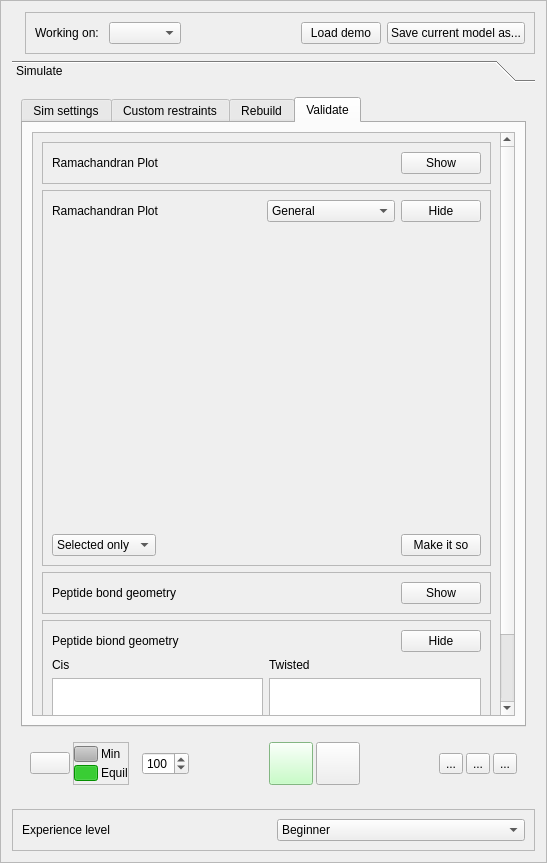
Before: the Qt Designer form isolde/src/IsoldeFrame.ui in tristanic/isolde, drawn with Qt 5.
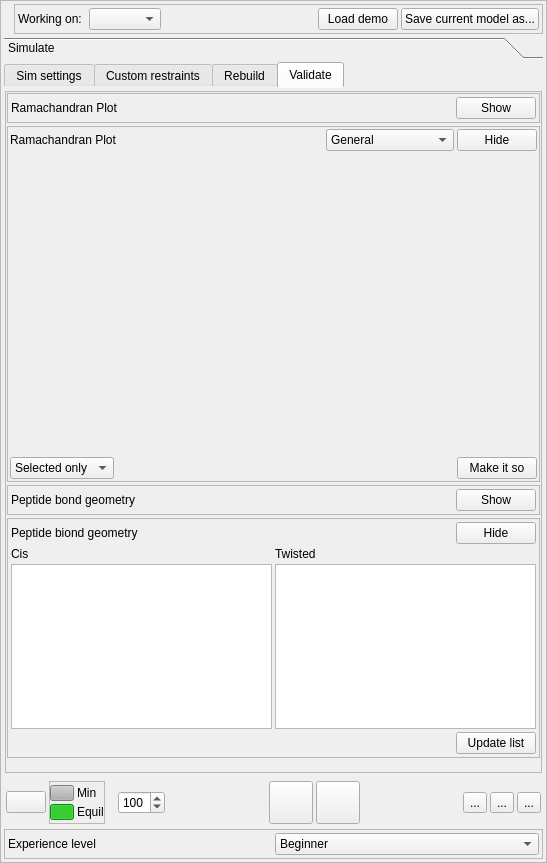
After: the same form once the commit is applied. The open tabs and pages were chosen to show the change. Icons and pictures are not drawn.

Commit message: Cosmetic changes to ISOLDE widget

The edit to the form file:
```diff
--- a/isolde/src/IsoldeFrame.ui
+++ b/isolde/src/IsoldeFrame.ui
@@ -20,6 +20,21 @@
    <enum>QFrame::Raised</enum>
   </property>
   <layout class="QVBoxLayout" name="verticalLayout_3">
+   <property name="spacing">
+    <number>3</number>
+   </property>
+   <property name="leftMargin">
+    <number>3</number>
+   </property>
+   <property name="topMargin">
+    <number>3</number>
+   </property>
+   <property name="rightMargin">
+    <number>3</number>
+   </property>
+   <property name="bottomMargin">
+    <number>3</number>
+   </property>
    <item>
     <layout class="QHBoxLayout" name="horizontalLayout_17">
      <property name="sizeConstraint">
@@ -62,6 +77,21 @@
         <enum>QFrame::Raised</enum>
        </property>
        <layout class="QHBoxLayout" name="horizontalLayout_29">
+        <property name="spacing">
+         <number>3</number>
+        </property>
+        <property name="leftMargin">
+         <number>3</number>
+        </property>
+        <property name="topMargin">
+         <number>3</number>
+        </property>
+        <property name="rightMargin">
+         <number>3</number>
+        </property>
+        <property name="bottomMargin">
+         <number>3</number>
+        </property>
         <item>
          <widget class="QLabel" name="label_32">
           <property name="text">
@@ -118,24 +148,48 @@
        <height>450</height>
       </size>
      </property>
+     <property name="styleSheet">
+      <string notr="true"/>
+     </property>
      <property name="currentIndex">
       <number>0</number>
      </property>
+     <property name="tabSpacing">
+      <number>3</number>
+     </property>
      <widget class="QWidget" name="_simulate_page">
       <property name="geometry">
        <rect>
         <x>0</x>
         <y>0</y>
-        <width>527</width>
-        <height>695</height>
+        <width>539</width>
+        <height>740</height>
        </rect>
       </property>
       <attribute name="label">
        <string>Simulate</string>
       </attribute>
       <layout class="QVBoxLayout" name="verticalLayout_2">
+       <property name="spacing">
+        <number>3</number>
+       </property>
+       <property name="leftMargin">
+        <number>0</number>
+       </property>
+       <property name="topMargin">
+        <number>0</number>
+       </property>
+       <property name="rightMargin">
+        <number>0</number>
+       </property>
+       <property name="bottomMargin">
+        <number>0</number>
+       </property>
        <item>
         <layout class="QVBoxLayout" name="verticalLayout" stretch="0,0">
+         <property name="spacing">
+          <number>3</number>
+         </property>
          <property name="sizeConstraint">
           <enum>QLayout::SetMinAndMaxSize</enum>
          </property>
@@ -147,14 +201,48 @@
              <verstretch>1</verstretch>
             </sizepolicy>
            </property>
+           <property name="styleSheet">
+            <string notr="true">
+QTabWidget::pane {
+margin: 2px, 2px, 2px, 2px;
+border: 1px;
+}</string>
+           </property>
            <property name="currentIndex">
             <number>0</number>
            </property>
+           <property name="elideMode">
+            <enum>Qt::ElideNone</enum>
+           </property>
+           <property name="documentMode">
+            <bool>false</bool>
+           </property>
+           <property name="tabBarAutoHide">
+            <bool>true</bool>
+           </property>
            <widget class="QWidget" name="_sim_basic_tab">
+            <property name="styleSheet">
+             <string notr="true"/>
+            </property>
             <attribute name="title">
              <string>Sim settings</string>
             </attribute>
             <layout class="QVBoxLayout" name="verticalLayout_5">
+             <property name="spacing">
+              <number>3</number>
+             </property>
+             <property name="leftMargin">
+              <number>1</number>
+             </property>
+             <property name="topMargin">
+              <number>1</number>
+             </property>
+             <property name="rightMargin">
+              <number>1</number>
+             </property>
+             <property name="bottomMargin">
+              <number>1</number>
+             </property>
              <item>
               <widget class="QScrollArea" name="_sim_basic_tab_scroll_area">
                <property name="widgetResizable">
@@ -165,8 +253,8 @@
                  <rect>
                   <x>0</x>
                   <y>0</y>
-                  <width>470</width>
-                  <height>1165</height>
+                  <width>520</width>
+                  <height>1159</height>
                  </rect>
                 </property>
                 <layout class="QVBoxLayout" name="verticalLayout_8" stretch="0,0,0,0,0,0,0,0,0,0">
@@ -1372,6 +1460,21 @@
              <string>Custom restraints</string>
             </attribute>
             <layout class="QVBoxLayout" name="verticalLayout_7">
+             <property name="spacing">
+              <number>3</number>
+             </property>
+             <property name="leftMargin">
+              <number>1</number>
+             </property>
+             <property name="topMargin">
+              <number>1</number>
+             </property>
+             <property name="rightMargin">
+              <number>1</number>
+             </property>
+             <property name="bottomMargin">
+              <number>1</number>
+             </property>
              <item>
               <widget class="QScrollArea" name="_restraints_scroll_area">
                <property name="widgetResizable">
@@ -1382,11 +1485,26 @@
                  <rect>
                   <x>0</x>
                   <y>0</y>
-                  <width>483</width>
-                  <height>509</height>
+                  <width>533</width>
+                  <height>648</height>
                  </rect>
                 </property>
                 <layout class="QVBoxLayout" name="verticalLayout_14">
+                 <property name="spacing">
+                  <number>3</number>
+                 </property>
+                 <property name="leftMargin">
+                  <number>1</number>
+                 </property>
+                 <property name="topMargin">
+                  <number>1</number>
+                 </property>
+                 <property name="rightMargin">
+                  <number>1</number>
+                 </property>
+                 <property name="bottomMargin">
+                  <number>1</number>
+                 </property>
                  <item>
                   <widget class="QFrame" name="_restraints_peptide_bond_frame">
                    <property name="frameShape">
@@ -1536,6 +1654,21 @@
              <string>Rebuild</string>
             </attribute>
             <layout class="QVBoxLayout" name="verticalLayout_6">
+             <property name="spacing">
+              <number>3</number>
+             </property>
+             <property name="leftMargin">
+              <number>1</number>
+             </property>
+             <property name="topMargin">
+              <number>1</number>
+             </property>
+             <property name="rightMargin">
+              <number>1</number>
+             </property>
+             <property name="bottomMargin">
+              <number>1</number>
+             </property>
              <item>
               <widget class="QFrame" name="_rebuild_sel_residue_frame">
                <property name="sizePolicy">
@@ -1819,8 +1952,8 @@
                  <rect>
                   <x>0</x>
                   <y>0</y>
-                  <width>470</width>
-                  <height>379</height>
+                  <width>533</width>
+                  <height>486</height>
                  </rect>
                 </property>
                 <layout class="QVBoxLayout" name="verticalLayout_15">
@@ -2675,6 +2808,21 @@
              <string>Validate</string>
             </attribute>
             <layout class="QHBoxLayout" name="horizontalLayout_20">
+             <property name="spacing">
+              <number>3</number>
+             </property>
+             <property name="leftMargin">
+              <number>1</number>
+             </property>
+             <property name="topMargin">
+              <number>1</number>
+             </property>
+             <property name="rightMargin">
+              <number>1</number>
+             </property>
+             <property name="bottomMargin">
+              <number>1</number>
+             </property>
              <item>
               <widget class="QScrollArea" name="_validate_scroll_area">
                <property name="widgetResizable">
@@ -2685,11 +2833,26 @@
                  <rect>
                   <x>0</x>
                   <y>0</y>
-                  <width>470</width>
-                  <height>731</height>
+                  <width>533</width>
+                  <height>648</height>
                  </rect>
                 </property>
                 <layout class="QVBoxLayout" name="verticalLayout_12">
+                 <property name="spacing">
+                  <number>3</number>
+                 </property>
+                 <property name="leftMargin">
+                  <number>1</number>
+                 </property>
+                 <property name="topMargin">
+                  <number>1</number>
+                 </property>
+                 <property name="rightMargin">
+                  <number>1</number>
+                 </property>
+                 <property name="bottomMargin">
+                  <number>1</number>
+                 </property>
                  <item>
                   <widget class="QFrame" name="_validate_rama_stub_frame">
                    <property name="frameShape">
@@ -2699,6 +2862,21 @@
                     <enum>QFrame::Raised</enum>
                    </property>
                    <layout class="QHBoxLayout" name="horizontalLayout_21">
+                    <property name="spacing">
+                     <number>3</number>
+                    </property>
+                    <property name="leftMargin">
+                     <number>3</number>
+                    </property>
+                    <property name="topMargin">
+                     <number>3</number>
+                    </property>
+                    <property name="rightMargin">
+                     <number>3</number>
+                    </property>
+                    <property name="bottomMargin">
+                     <number>3</number>
+                    </property>
                     <item>
                      <widget class="QLabel" name="label_22">
                       <property name="text">
@@ -2738,6 +2916,21 @@
                     <enum>QFrame::Raised</enum>
                    </property>
                    <layout class="QVBoxLayout" name="verticalLayout_13">
+                    <property name="spacing">
+                     <number>3</number>
+                    </property>
+                    <property name="leftMargin">
+                     <number>2</number>
+                    </property>
+                    <property name="topMargin">
+                     <number>2</number>
+                    </property>
+                    <property name="rightMargin">
+                     <number>2</number>
+                    </property>
+                    <property name="bottomMargin">
+                     <number>2</number>
+                    </property>
                     <item>
                      <layout class="QHBoxLayout" name="horizontalLayout_23">
                       <item>
@@ -2855,6 +3048,9 @@
                     </item>
                     <item>
                      <layout class="QHBoxLayout" name="horizontalLayout_22">
+                      <property name="spacing">
+                       <number>3</number>
+                      </property>
                       <item>
                        <widget class="QComboBox" name="_validate_rama_sel_combo_box">
                         <item>
@@ -2903,6 +3099,21 @@
                     <enum>QFrame::Raised</enum>
                    </property>
                    <layout class="QHBoxLayout" name="horizontalLayout_25">
+                    <property name="spacing">
+                     <number>3</number>
+                    </property>
+                    <property name="leftMargin">
+                     <number>3</number>
+                    </property>
+                    <property name="topMargin">
+                     <number>3</number>
+                    </property>
+                    <property name="rightMargin">
+                     <number>3</number>
+                    </property>
+                    <property name="bottomMargin">
+                     <number>3</number>
+                    </property>
                     <item>
                      <widget class="QLabel" name="label_26">
                       <property name="text">
@@ -2942,6 +3153,21 @@
                     <enum>QFrame::Raised</enum>
                    </property>
                    <layout class="QVBoxLayout" name="verticalLayout_16">
+                    <property name="spacing">
+                     <number>3</number>
+                    </property>
+                    <property name="leftMargin">
+                     <number>3</number>
+                    </property>
+                    <property name="topMargin">
+                     <number>3</number>
+                    </property>
+                    <property name="rightMargin">
+                     <number>3</number>
+                    </property>
+                    <property name="bottomMargin">
+                     <number>3</number>
+                    </property>
                     <item>
                      <layout class="QHBoxLayout" name="horizontalLayout_27">
                       <item>
@@ -3055,6 +3281,18 @@
             <property name="spacing">
              <number>3</number>
             </property>
+            <property name="leftMargin">
+             <number>2</number>
+            </property>
+            <property name="topMargin">
+             <number>2</number>
+            </property>
+            <property name="rightMargin">
+             <number>2</number>
+            </property>
+            <property name="bottomMargin">
+             <number>2</number>
+            </property>
             <item>
              <widget class="QPushButton" name="_sim_go_button">
               <property name="minimumSize">
@@ -3245,421 +3483,6 @@
             </item>
             <item>
              <widget class="QToolButton" name="_sim_save_checkpoint_button">
-              <property name="palette">
-               <palette>
-                <active>
-                 <colorrole role="WindowText">
-                  <brush brushstyle="SolidPattern">
-                   <color alpha="255">
-                    <red>0</red>
-                    <green>0</green>
-                    <blue>0</blue>
-                   </color>
-                  </brush>
-                 </colorrole>
-                 <colorrole role="Button">
-                  <brush brushstyle="SolidPattern">
-                   <color alpha="255">
-                    <red>183</red>
-                    <green>255</green>
-                    <blue>182</blue>
-                   </color>
-                  </brush>
-                 </colorrole>
-                 <colorrole role="Light">
-                  <brush brushstyle="SolidPattern">
-                   <color alpha="255">
-                    <red>255</red>
-                    <green>255</green>
-                    <blue>255</blue>
-                   </color>
-                  </brush>
-                 </colorrole>
-                 <colorrole role="Midlight">
-                  <brush brushstyle="SolidPattern">
-                   <color alpha="255">
-                    <red>219</red>
-                    <green>255</green>
-                    <blue>218</blue>
-                   </color>
-                  </brush>
-                 </colorrole>
-                 <colorrole role="Dark">
-                  <brush brushstyle="SolidPattern">
-                   <color alpha="255">
-                    <red>91</red>
-                    <green>127</green>
-                    <blue>91</blue>
-                   </color>
-                  </brush>
-                 </colorrole>
-                 <colorrole role="Mid">
-                  <brush brushstyle="SolidPattern">
-                   <color alpha="255">
-                    <red>122</red>
-                    <green>170</green>
-                    <blue>121</blue>
-                   </color>
-                  </brush>
-                 </colorrole>
-                 <colorrole role="Text">
-                  <brush brushstyle="SolidPattern">
-                   <color alpha="255">
-                    <red>0</red>
-                    <green>0</green>
-                    <blue>0</blue>
-                   </color>
-                  </brush>
-                 </colorrole>
-                 <colorrole role="BrightText">
-                  <brush brushstyle="SolidPattern">
-                   <color alpha="255">
-                    <red>255</red>
-                    <green>255</green>
-                    <blue>255</blue>
-                   </color>
-                  </brush>
-                 </colorrole>
-                 <colorrole role="ButtonText">
-                  <brush brushstyle="SolidPattern">
-                   <color alpha="255">
-                    <red>0</red>
-                    <green>0</green>
-                    <blue>0</blue>
-                   </color>
-                  </brush>
-                 </colorrole>
-                 <colorrole role="Base">
-                  <brush brushstyle="SolidPattern">
-                   <color alpha="255">
-                    <red>255</red>
-                    <green>255</green>
-                    <blue>255</blue>
-                   </color>
-                  </brush>
-                 </colorrole>
-                 <colorrole role="Window">
-                  <brush brushstyle="SolidPattern">
-                   <color alpha="255">
-                    <red>183</red>
-                    <green>255</green>
-                    <blue>182</blue>
-                   </color>
-                  </brush>
-                 </colorrole>
-                 <colorrole role="Shadow">
-                  <brush brushstyle="SolidPattern">
-                   <color alpha="255">
-                    <red>0</red>
-                    <green>0</green>
-                    <blue>0</blue>
-                   </color>
-                  </brush>
-                 </colorrole>
-                 <colorrole role="AlternateBase">
-                  <brush brushstyle="SolidPattern">
-                   <color alpha="255">
-                    <red>219</red>
-                    <green>255</green>
-                    <blue>218</blue>
-                   </color>
-                  </brush>
-                 </colorrole>
-                 <colorrole role="ToolTipBase">
-                  <brush brushstyle="SolidPattern">
-                   <color alpha="255">
-                    <red>255</red>
-                    <green>255</green>
-                    <blue>220</blue>
-                   </color>
-                  </brush>
-                 </colorrole>
-                 <colorrole role="ToolTipText">
-                  <brush brushstyle="SolidPattern">
-                   <color alpha="255">
-                    <red>0</red>
-                    <green>0</green>
-                    <blue>0</blue>
-                   </color>
-                  </brush>
-                 </colorrole>
-                </active>
-                <inactive>
-                 <colorrole role="WindowText">
-                  <brush brushstyle="SolidPattern">
-                   <color alpha="255">
-                    <red>0</red>
-                    <green>0</green>
-                    <blue>0</blue>
-                   </color>
-                  </brush>
-                 </colorrole>
-                 <colorrole role="Button">
-                  <brush brushstyle="SolidPattern">
-                   <color alpha="255">
-                    <red>183</red>
-                    <green>255</green>
-                    <blue>182</blue>
-                   </color>
-                  </brush>
-                 </colorrole>
-                 <colorrole role="Light">
-                  <brush brushstyle="SolidPattern">
-                   <color alpha="255">
-                    <red>255</red>
-                    <green>255</green>
-                    <blue>255</blue>
-                   </color>
-                  </brush>
-                 </colorrole>
-                 <colorrole role="Midlight">
-                  <brush brushstyle="SolidPattern">
-                   <color alpha="255">
-                    <red>219</red>
-                    <green>255</green>
-                    <blue>218</blue>
-                   </color>
-                  </brush>
-                 </colorrole>
-                 <colorrole role="Dark">
-                  <brush brushstyle="SolidPattern">
-                   <color alpha="255">
-                    <red>91</red>
-                    <green>127</green>
-                    <blue>91</blue>
-                   </color>
-                  </brush>
-                 </colorrole>
-                 <colorrole role="Mid">
-                  <brush brushstyle="SolidPattern">
-                   <color alpha="255">
-                    <red>122</red>
-                    <green>170</green>
-                    <blue>121</blue>
-                   </color>
-                  </brush>
-                 </colorrole>
-                 <colorrole role="Text">
-                  <brush brushstyle="SolidPattern">
-                   <color alpha="255">
-                    <red>0</red>
-                    <green>0</green>
-                    <blue>0</blue>
-                   </color>
-                  </brush>
-                 </colorrole>
-                 <colorrole role="BrightText">
-                  <brush brushstyle="SolidPattern">
-                   <color alpha="255">
-                    <red>255</red>
-                    <green>255</green>
-                    <blue>255</blue>
-                   </color>
-                  </brush>
-                 </colorrole>
-                 <colorrole role="ButtonText">
-                  <brush brushstyle="SolidPattern">
-                   <color alpha="255">
-                    <red>0</red>
-                    <green>0</green>
-                    <blue>0</blue>
-                   </color>
-                  </brush>
-                 </colorrole>
-                 <colorrole role="Base">
-                  <brush brushstyle="SolidPattern">
-                   <color alpha="255">
-                    <red>255</red>
-                    <green>255</green>
-                    <blue>255</blue>
-                   </color>
-                  </brush>
-                 </colorrole>
-                 <colorrole role="Window">
-                  <brush brushstyle="SolidPattern">
-                   <color alpha="255">
-                    <red>183</red>
-                    <green>255</green>
-                    <blue>182</blue>
-                   </color>
-                  </brush>
-                 </colorrole>
-                 <colorrole role="Shadow">
-                  <brush brushstyle="SolidPattern">
-                   <color alpha="255">
-                    <red>0</red>
-                    <green>0</green>
-                    <blue>0</blue>
-                   </color>
-                  </brush>
-                 </colorrole>
-                 <colorrole role="AlternateBase">
-                  <brush brushstyle="SolidPattern">
-                   <color alpha="255">
-                    <red>219</red>
-                    <green>255</green>
-                    <blue>218</blue>
-                   </color>
-                  </brush>
-                 </colorrole>
-                 <colorrole role="ToolTipBase">
-                  <brush brushstyle="SolidPattern">
-                   <color alpha="255">
-                    <red>255</red>
-                    <green>255</green>
-                    <blue>220</blue>
-                   </color>
-                  </brush>
-                 </colorrole>
-                 <colorrole role="ToolTipText">
-                  <brush brushstyle="SolidPattern">
-                   <color alpha="255">
-                    <red>0</red>
-                    <green>0</green>
-                    <blue>0</blue>
-                   </color>
-                  </brush>
-                 </colorrole>
-                </inactive>
-                <disabled>
-                 <colorrole role="WindowText">
-                  <brush brushstyle="SolidPattern">
-                   <color alpha="255">
-                    <red>91</red>
-                    <green>127</green>
-                    <blue>91</blue>
-                   </color>
-                  </brush>
-                 </colorrole>
-                 <colorrole role="Button">
-                  <brush brushstyle="SolidPattern">
-                   <color alpha="255">
-                    <red>183</red>
-                    <green>255</green>
-                    <blue>182</blue>
-                   </color>
-                  </brush>
-                 </colorrole>
-                 <colorrole role="Light">
-                  <brush brushstyle="SolidPattern">
-                   <color alpha="255">
-                    <red>255</red>
-                    <green>255</green>
-                    <blue>255</blue>
-                   </color>
-                  </brush>
-                 </colorrole>
-                 <colorrole role="Midlight">
-                  <brush brushstyle="SolidPattern">
-                   <color alpha="255">
-                    <red>219</red>
-                    <green>255</green>
-                    <blue>218</blue>
-                   </color>
-                  </brush>
-                 </colorrole>
-                 <colorrole role="Dark">
-                  <brush brushstyle="SolidPattern">
-                   <color alpha="255">
-                    <red>91</red>
-                    <green>127</green>
-                    <blue>91</blue>
-                   </color>
-                  </brush>
-                 </colorrole>
-                 <colorrole role="Mid">
-                  <brush brushstyle="SolidPattern">
-                   <color alpha="255">
-                    <red>122</red>
-                    <green>170</green>
-                    <blue>121</blue>
-                   </color>
-                  </brush>
-                 </colorrole>
-                 <colorrole role="Text">
-                  <brush brushstyle="SolidPattern">
-                   <color alpha="255">
-                    <red>91</red>
-                    <green>127</green>
-                    <blue>91</blue>
-                   </color>
-                  </brush>
-                 </colorrole>
-                 <colorrole role="BrightText">
-                  <brush brushstyle="SolidPattern">
-                   <color alpha="255">
-                    <red>255</red>
-                    <green>255</green>
-                    <blue>255</blue>
-                   </color>
-                  </brush>
-                 </colorrole>
-                 <colorrole role="ButtonText">
-                  <brush brushstyle="SolidPattern">
-                   <color alpha="255">
-                    <red>91</red>
-                    <green>127</green>
-                    <blue>91</blue>
-                   </color>
-                  </brush>
-                 </colorrole>
-                 <colorrole role="Base">
-                  <brush brushstyle="SolidPattern">
-                   <color alpha="255">
-                    <red>183</red>
-                    <green>255</green>
-                    <blue>182</blue>
-                   </color>
-                  </brush>
-                 </colorrole>
-                 <colorrole role="Window">
-                  <brush brushstyle="SolidPattern">
-                   <color alpha="255">
-                    <red>183</red>
-                    <green>255</green>
-                    <blue>182</blue>
-                   </color>
-                  </brush>
-                 </colorrole>
-                 <colorrole role="Shadow">
-                  <brush brushstyle="SolidPattern">
-                   <color alpha="255">
-                    <red>0</red>
-                    <green>0</green>
-                    <blue>0</blue>
-                   </color>
-                  </brush>
-                 </colorrole>
-                 <colorrole role="AlternateBase">
-                  <brush brushstyle="SolidPattern">
-                   <color alpha="255">
-                    <red>183</red>
-                    <green>255</green>
-                    <blue>182</blue>
-                   </color>
-                  </brush>
-                 </colorrole>
-                 <colorrole role="ToolTipBase">
-                  <brush brushstyle="SolidPattern">
-                   <color alpha="255">
-                    <red>255</red>
-                    <green>255</green>
-                    <blue>220</blue>
-                   </color>
-                  </brush>
-                 </colorrole>
-                 <colorrole role="ToolTipText">
-                  <brush brushstyle="SolidPattern">
-                   <color alpha="255">
-                    <red>0</red>
-                    <green>0</green>
-                    <blue>0</blue>
-                   </color>
-                  </brush>
-                 </colorrole>
-                </disabled>
-               </palette>
-              </property>
               <property name="toolTip">
                <string>Save a checkpoint</string>
               </property>
@@ -3792,6 +3615,21 @@
       <enum>QFrame::Raised</enum>
      </property>
      <layout class="QHBoxLayout" name="horizontalLayout_3" stretch="0,0">
+      <property name="spacing">
+       <number>3</number>
+      </property>
+      <property name="leftMargin">
+       <number>3</number>
+      </property>
+      <property name="topMargin">
+       <number>3</number>
+      </property>
+      <property name="rightMargin">
+       <number>3</number>
+      </property>
+      <property name="bottomMargin">
+       <number>3</number>
+      </property>
       <item>
        <widget class="QLabel" name="_experience_level_label">
         <property name="text">
```
The commit also changes 4 other files.
